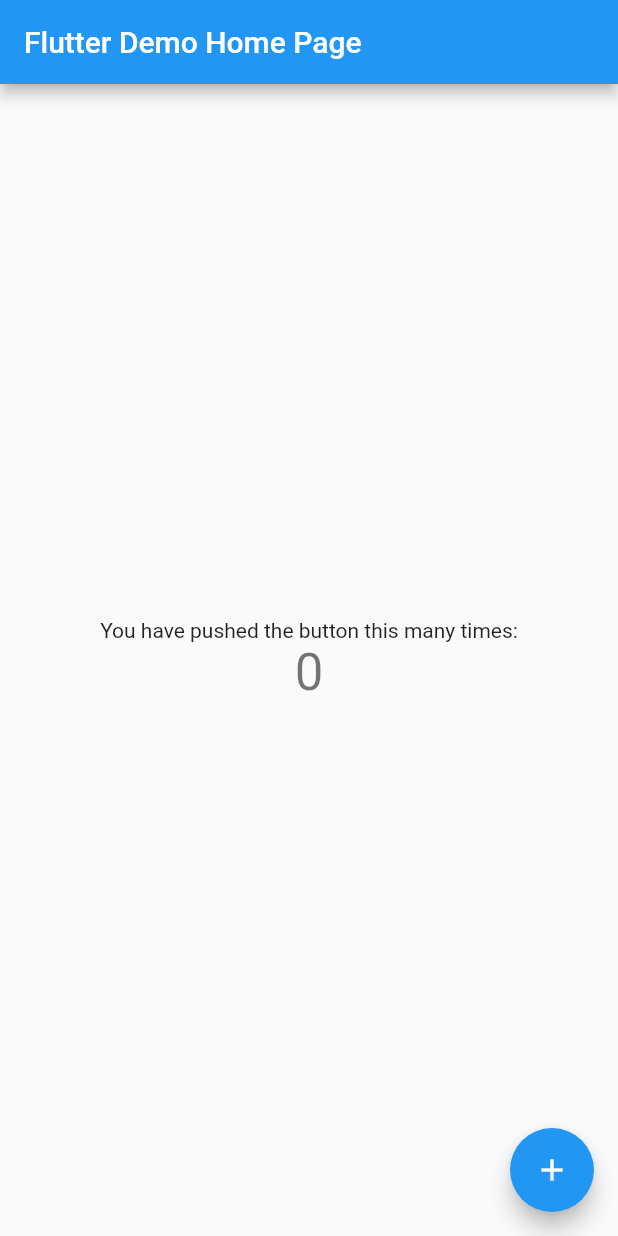
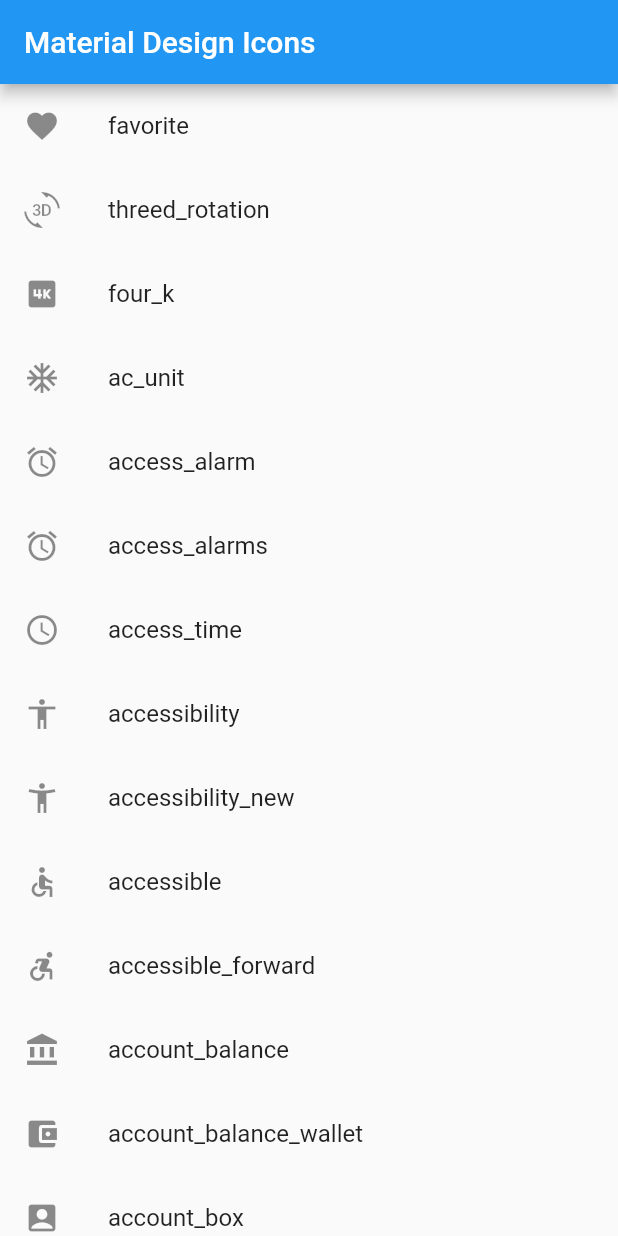
Before and after one commit to LogicRoller/icons_viewer, a Flutter app: the screen it shows after launch, on a phone screen of 412 x 824 dp. Run offline on Flutter 3.47's test engine with Material 2 defaults, Android fonts, the phone set to English and light mode, and no system bars.

Commit message:
Show flutter built in Material Icons with static ListView

```diff
--- a/lib/main.dart
+++ b/lib/main.dart
@@ -7,23 +7,52 @@ class MyApp extends StatelessWidget {
   @override
   Widget build(BuildContext context) {
     return MaterialApp(
-      title: 'Flutter Demo',
+      title: 'Flutter Icons Viewer',
       theme: ThemeData(
-        // This is the theme of your application.
-        //
-        // Try running your application with "flutter run". You'll see the
-        // application has a blue toolbar. Then, without quitting the app, try
-        // changing the primarySwatch below to Colors.green and then invoke
-        // "hot reload" (press "r" in the console where you ran "flutter run",
-        // or simply save your changes to "hot reload" in a Flutter IDE).
-        // Notice that the counter didn't reset back to zero; the application
-        // is not restarted.
         primarySwatch: Colors.blue,
       ),
-      home: MyHomePage(title: 'Flutter Demo Home Page'),
+      home: MyHomePage(title: 'Material Design Icons'),
     );
   }
 }
+
+class IconMeta {
+  final String name;
+  final IconData icon;
+
+  const IconMeta({this.name, this.icon});
+}
+
+const ICONS = [
+  IconMeta(name: 'favorite', icon: Icons.favorite),
+  IconMeta(name: 'threed_rotation', icon: Icons.threed_rotation),
+  IconMeta(name: 'four_k', icon: Icons.four_k),
+  IconMeta(name: 'ac_unit', icon: Icons.ac_unit),
+  IconMeta(name: 'access_alarm', icon: Icons.access_alarm),
+  IconMeta(name: 'access_alarms', icon: Icons.access_alarms),
+  IconMeta(name: 'access_time', icon: Icons.access_time),
+  IconMeta(name: 'accessibility', icon: Icons.accessibility),
+  IconMeta(name: 'accessibility_new', icon: Icons.accessibility_new),
+  IconMeta(name: 'accessible', icon: Icons.accessible),
+  IconMeta(name: 'accessible_forward', icon: Icons.accessible_forward),
+  IconMeta(name: 'account_balance', icon: Icons.account_balance),
+  IconMeta(name: 'account_balance_wallet', icon: Icons.account_balance_wallet),
+  IconMeta(name: 'account_box', icon: Icons.account_box),
+  IconMeta(name: 'account_circle', icon: Icons.account_circle),
+
+  IconMeta(name: 'adb', icon: Icons.adb),
+  IconMeta(name: 'add', icon: Icons.add),
+  IconMeta(name: 'add_a_photo', icon: Icons.add_a_photo),
+  IconMeta(name: 'add_alarm', icon: Icons.add_alarm),
+  IconMeta(name: 'add_alert', icon: Icons.add_alert),
+  IconMeta(name: 'add_box', icon: Icons.add_box),
+  IconMeta(name: 'add_call', icon: Icons.add_call),
+  IconMeta(name: 'add_circle', icon: Icons.add_circle),
+  IconMeta(name: 'add_circle_outline', icon: Icons.add_circle_outline),
+  IconMeta(name: 'add_comment', icon: Icons.add_comment),
+  IconMeta(name: 'add_location', icon: Icons.add_location),
+  IconMeta(name: 'add_photo_alternate', icon: Icons.add_photo_alternate),
+];
 
 class MyHomePage extends StatefulWidget {
   MyHomePage({Key key, this.title}) : super(key: key);
@@ -71,41 +100,13 @@ class _MyHomePageState extends State<MyHomePage> {
         // the App.build method, and use it to set our appbar title.
         title: Text(widget.title),
       ),
-      body: Center(
-        // Center is a layout widget. It takes a single child and positions it
-        // in the middle of the parent.
-        child: Column(
-          // Column is also a layout widget. It takes a list of children and
-          // arranges them vertically. By default, it sizes itself to fit its
-          // children horizontally, and tries to be as tall as its parent.
-          //
-          // Invoke "debug painting" (press "p" in the console, choose the
-          // "Toggle Debug Paint" action from the Flutter Inspector in Android
-          // Studio, or the "Toggle Debug Paint" command in Visual Studio Code)
-          // to see the wireframe for each widget.
-          //
-          // Column has various properties to control how it sizes itself and
-          // how it positions its children. Here we use mainAxisAlignment to
-          // center the children vertically; the main axis here is the vertical
-          // axis because Columns are vertical (the cross axis would be
-          // horizontal).
-          mainAxisAlignment: MainAxisAlignment.center,
-          children: <Widget>[
-            Text(
-              'You have pushed the button this many times:',
-            ),
-            Text(
-              '$_counter',
-              style: Theme.of(context).textTheme.display1,
-            ),
-          ],
-        ),
-      ),
-      floatingActionButton: FloatingActionButton(
-        onPressed: _incrementCounter,
-        tooltip: 'Increment',
-        child: Icon(Icons.add),
-      ), // This trailing comma makes auto-formatting nicer for build methods.
+      body: ListView(children: ICONS.map((icon) {
+        return ListTile(
+          leading: Icon(icon.icon),
+          title: Text(icon.name),
+
+      );
+      }).toList(growable: false)),
     );
   }
 }
```
Also changed, not shown: pubspec.lock.
